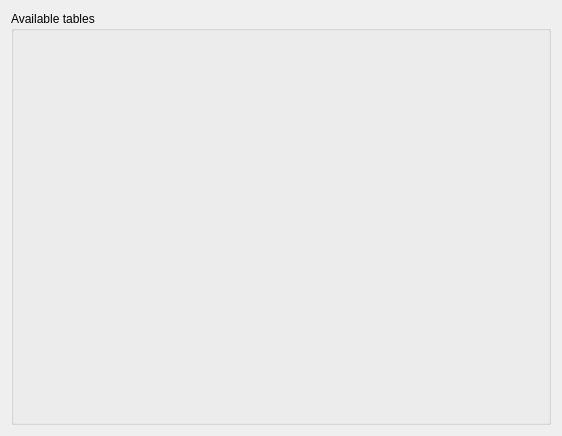
Before: the Qt Designer form DiagramForm.ui in fritzone/ddm, drawn with Qt 5.
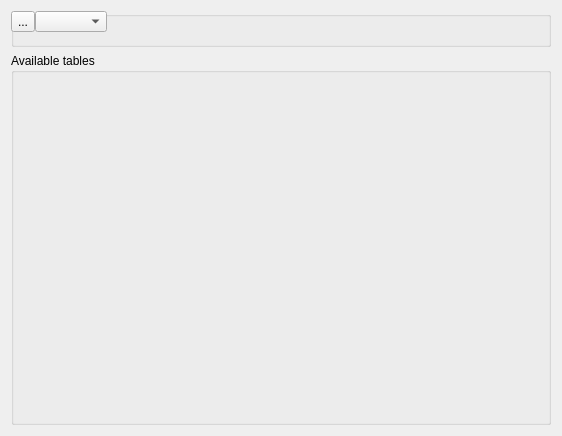
After: the same form once the commit is applied. Icons and pictures are not drawn.

Commit message: some drag and drop .. more is working

Patch:
```diff
--- a/DiagramForm.ui
+++ b/DiagramForm.ui
@@ -14,6 +14,80 @@
    <string>Form</string>
   </property>
   <layout class="QVBoxLayout" name="verticalLayout">
+   <item>
+    <widget class="QGroupBox" name="groupBox_2">
+     <property name="sizePolicy">
+      <sizepolicy hsizetype="Preferred" vsizetype="Fixed">
+       <horstretch>0</horstretch>
+       <verstretch>0</verstretch>
+      </sizepolicy>
+     </property>
+     <property name="maximumSize">
+      <size>
+       <width>16777215</width>
+       <height>36</height>
+      </size>
+     </property>
+     <property name="title">
+      <string/>
+     </property>
+     <widget class="QWidget" name="horizontalLayoutWidget">
+      <property name="geometry">
+       <rect>
+        <x>0</x>
+        <y>0</y>
+        <width>541</width>
+        <height>21</height>
+       </rect>
+      </property>
+      <layout class="QHBoxLayout" name="horizontalLayout_2">
+       <property name="spacing">
+        <number>0</number>
+       </property>
+       <item>
+        <widget class="QToolButton" name="toolButton">
+         <property name="maximumSize">
+          <size>
+           <width>24</width>
+           <height>24</height>
+          </size>
+         </property>
+         <property name="text">
+          <string>...</string>
+         </property>
+         <property name="icon">
+          <iconset resource="dbm.qrc">
+           <normaloff>:/images/actions/images/actions/filesave.png</normaloff>:/images/actions/images/actions/filesave.png</iconset>
+         </property>
+        </widget>
+       </item>
+       <item>
+        <widget class="QComboBox" name="comboBox">
+         <property name="maximumSize">
+          <size>
+           <width>16777215</width>
+           <height>24</height>
+          </size>
+         </property>
+        </widget>
+       </item>
+       <item>
+        <spacer name="horizontalSpacer">
+         <property name="orientation">
+          <enum>Qt::Horizontal</enum>
+         </property>
+         <property name="sizeHint" stdset="0">
+          <size>
+           <width>40</width>
+           <height>20</height>
+          </size>
+         </property>
+        </spacer>
+       </item>
+      </layout>
+     </widget>
+    </widget>
+   </item>
    <item>
     <layout class="QHBoxLayout" name="horizontalLayout">
      <item>
```
Left out of the diff: 4 changed lines with no effect on the pictures. The commit also changes 1 other file.
